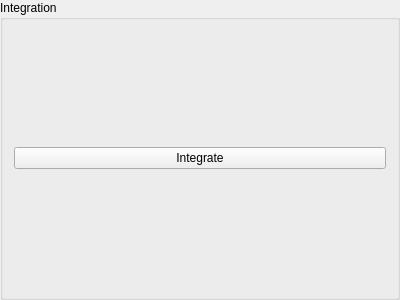
Old version of the form qxrdintegratordialog.ui in the repository guyjennings/qxrd.
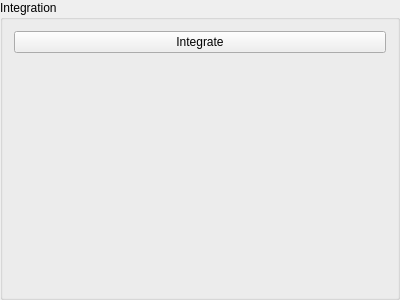
New version of the form.

Commit message: Modified user interface to use tool box widgets

Diff of the .ui file:
```diff
--- a/qxrdintegratordialog.ui
+++ b/qxrdintegratordialog.ui
@@ -24,6 +24,19 @@
      </property>
     </widget>
    </item>
+   <item>
+    <spacer name="verticalSpacer">
+     <property name="orientation">
+      <enum>Qt::Vertical</enum>
+     </property>
+     <property name="sizeHint" stdset="0">
+      <size>
+       <width>20</width>
+       <height>40</height>
+      </size>
+     </property>
+    </spacer>
+   </item>
   </layout>
  </widget>
  <resources/>
```
The commit also changes 4 other files.
